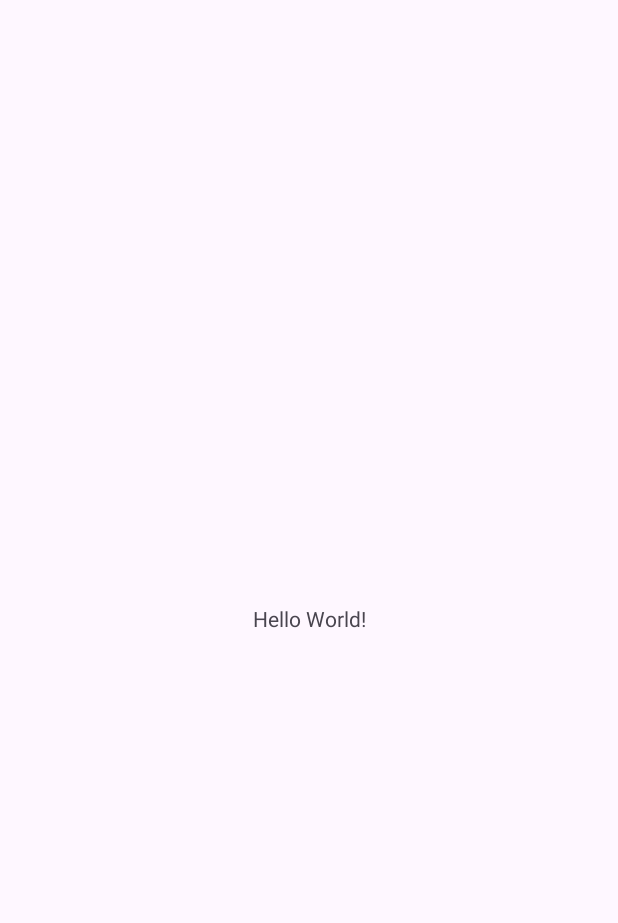
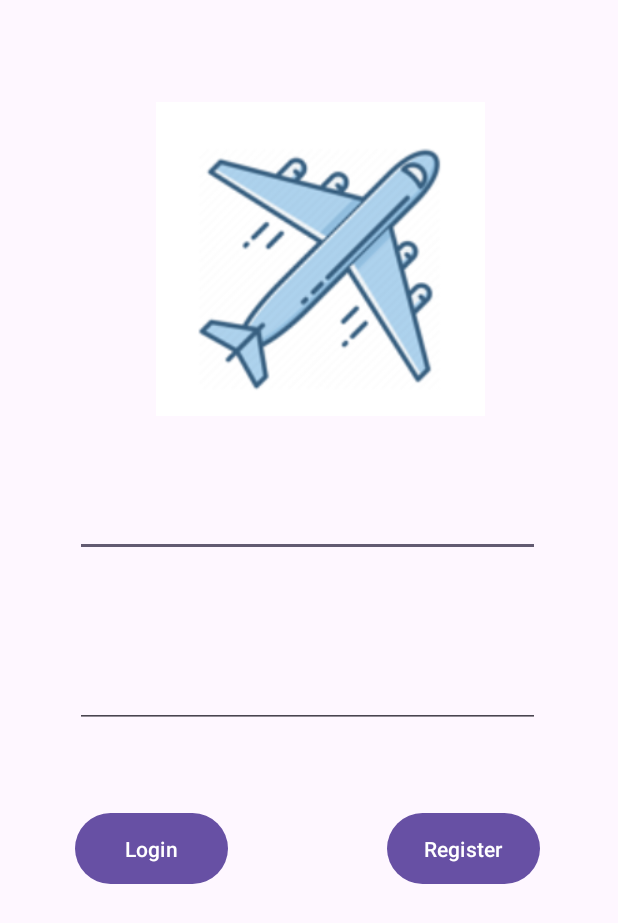
Before and after one commit to Jiutong666/MobileAPP, an Android app: the screen it shows after launch (MainActivity before the commit, LoginActivity after it), on a phone screen of 412 x 824 dp. Before the commit the part shown is almost empty. Shown: the top 923 px of the screen. Run offline under Robolectric (Android 15) with nearby library versions, the phone set to English and light mode, and no system bars.

Commit message:
register

```diff
--- a/app/src/main/AndroidManifest.xml
+++ b/app/src/main/AndroidManifest.xml
@@ -13,7 +13,7 @@
         android:theme="@style/Theme.MobileAss2"
         tools:targetApi="31">
         <activity
-            android:name=".MainActivity"
+            android:name=".LoginActivity"
             android:exported="true">
             <intent-filter>
                 <action android:name="android.intent.action.MAIN" />
@@ -21,6 +21,9 @@
                 <category android:name="android.intent.category.LAUNCHER" />
             </intent-filter>
         </activity>
+
+        <activity android:name=".MainActivity"/>
+        <activity android:name=".RegisterActivity"/>
     </application>
 
 </manifest>
--- /dev/null
+++ b/app/src/main/java/com/example/mobileass2/LoginActivity.java
@@ -0,0 +1,44 @@
+package com.example.mobileass2;
+
+import android.content.Intent;
+import android.os.Bundle;
+import android.view.View;
+import android.widget.Button;
+
+import androidx.appcompat.app.AppCompatActivity;
+
+public class LoginActivity extends AppCompatActivity {
+    public Button btnLogin;
+    public Button btnRegister;
+
+    @Override
+    protected void onCreate(Bundle savedInstanceState) {
+        super.onCreate(savedInstanceState);
+        setContentView(R.layout.activity_login);
+
+        //登录
+        btnLogin = findViewById(R.id.login);
+        btnLogin.setOnClickListener(new View.OnClickListener() {
+            @Override
+            public void onClick(View view) {
+                Intent intent = new Intent();
+                intent.setClass(LoginActivity.this ,MainActivity.class);
+                startActivity(intent);
+            }
+        });
+
+        //注册
+        btnRegister = findViewById(R.id.register);
+        btnRegister.setOnClickListener(new View.OnClickListener() {
+            @Override
+            public void onClick(View view) {
+                Intent intent = new Intent();
+                intent.setClass(LoginActivity.this ,RegisterActivity.class);
+                startActivity(intent);
+            }
+        });
+
+    }
+
+
+}
--- a/app/src/main/java/com/example/mobileass2/MainActivity.java
+++ b/app/src/main/java/com/example/mobileass2/MainActivity.java
@@ -2,13 +2,6 @@ package com.example.mobileass2;
 
 import androidx.appcompat.app.AppCompatActivity;
 
-import android.os.Bundle;
-
 public class MainActivity extends AppCompatActivity {
 
-    @Override
-    protected void onCreate(Bundle savedInstanceState) {
-        super.onCreate(savedInstanceState);
-        setContentView(R.layout.activity_main);
-    }
 }
--- /dev/null
+++ b/app/src/main/res/layout/activity_login.xml
@@ -0,0 +1,64 @@
+<?xml version="1.0" encoding="utf-8"?>
+<androidx.constraintlayout.widget.ConstraintLayout xmlns:android="http://schemas.android.com/apk/res/android"
+    xmlns:app="http://schemas.android.com/apk/res-auto"
+    xmlns:tools="http://schemas.android.com/tools"
+    android:layout_width="match_parent"
+    android:layout_height="match_parent"
+    tools:context=".LoginActivity">
+
+
+    <Button
+        android:id="@+id/login"
+        android:layout_width="102dp"
+        android:layout_height="55dp"
+        android:text="Login"
+        app:layout_constraintTop_toTopOf="parent"
+        app:layout_constraintLeft_toLeftOf="parent"
+        android:layout_marginTop="538dp"
+        android:layout_marginLeft="50dp" />
+
+    <Button
+        android:id="@+id/register"
+        android:layout_width="102dp"
+        android:layout_height="55dp"
+        android:text="Register"
+        app:layout_constraintTop_toTopOf="parent"
+        app:layout_constraintLeft_toLeftOf="parent"
+        android:layout_marginTop="538dp"
+        android:layout_marginLeft="258dp" />
+
+    <EditText
+        android:id="@+id/editTextText"
+        android:layout_width="310dp"
+        android:layout_height="50dp"
+        android:ems="10"
+        android:inputType="text"
+        app:layout_constraintTop_toTopOf="parent"
+        app:layout_constraintLeft_toLeftOf="parent"
+        android:layout_marginTop="321dp"
+        android:layout_marginLeft="50dp" />
+
+
+    <EditText
+        android:id="@+id/editTextTextPassword"
+        android:layout_width="310dp"
+        android:layout_height="50dp"
+        android:ems="10"
+        android:inputType="textPassword"
+        app:layout_constraintTop_toTopOf="parent"
+        app:layout_constraintLeft_toLeftOf="parent"
+        android:layout_marginTop="435dp"
+        android:layout_marginLeft="50dp" />
+
+    <ImageView
+        android:id="@+id/imageView"
+        android:layout_width="235dp"
+        android:layout_height="209dp"
+        android:layout_marginLeft="96dp"
+        android:layout_marginTop="68dp"
+        app:layout_constraintLeft_toLeftOf="parent"
+        app:layout_constraintTop_toTopOf="parent"
+        app:srcCompat="@drawable/img" />
+
+
+</androidx.constraintlayout.widget.ConstraintLayout>
--- a/app/src/main/res/layout/activity_main.xml
+++ b/app/src/main/res/layout/activity_main.xml
@@ -1,18 +1,6 @@
 <?xml version="1.0" encoding="utf-8"?>
 <androidx.constraintlayout.widget.ConstraintLayout xmlns:android="http://schemas.android.com/apk/res/android"
-    xmlns:app="http://schemas.android.com/apk/res-auto"
-    xmlns:tools="http://schemas.android.com/tools"
     android:layout_width="match_parent"
-    android:layout_height="match_parent"
-    tools:context=".MainActivity">
-
-    <TextView
-        android:layout_width="wrap_content"
-        android:layout_height="wrap_content"
-        android:text="Hello World!"
-        app:layout_constraintBottom_toBottomOf="parent"
-        app:layout_constraintEnd_toEndOf="parent"
-        app:layout_constraintStart_toStartOf="parent"
-        app:layout_constraintTop_toTopOf="parent" />
+    android:layout_height="match_parent">
 
 </androidx.constraintlayout.widget.ConstraintLayout>
```
Also changed, not shown: app/build.gradle (+12 -0 lines), app/src/main/java/com/example/mobileass2/RegisterActivity.java (added, +80 -0 lines), app/src/main/res/layout/activity_register.xml (added, +45 -0 lines), app/src/main/res/layout/register.xml (added, +33 -0 lines), build.gradle (+6 -1 lines), app/src/main/res/drawable/img.png (added), 1 other file.
